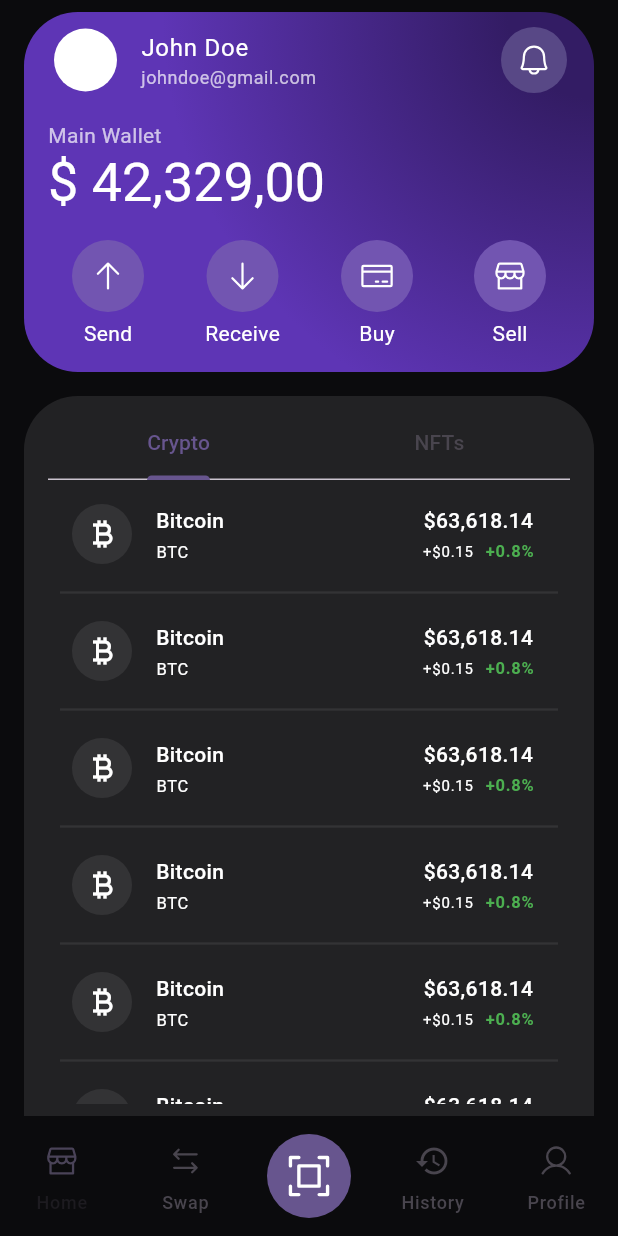
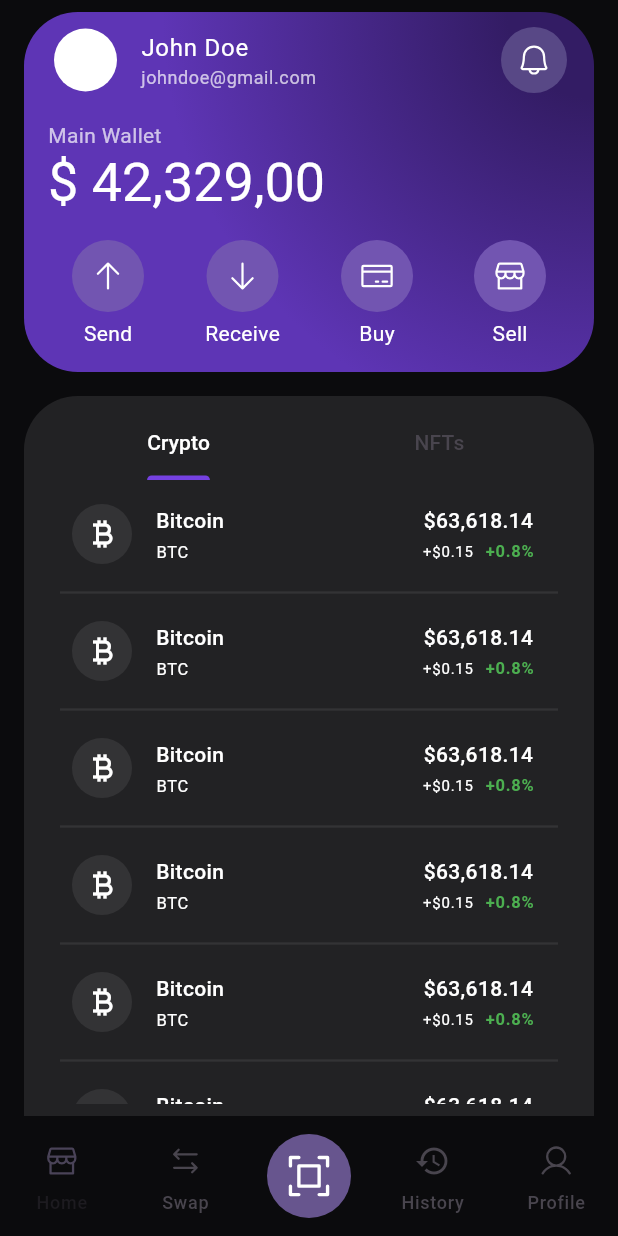
Before and after one commit to tanguypouriel/nexcoin, a Flutter app: the screen it shows after launch, on a phone screen of 412 x 824 dp. Run offline on Flutter 3.47's test engine with Material 3 defaults, Android fonts, the light colour scheme and no system bars; our stand-ins replace phosphor_flutter.

Commit message:
Add theming of TabBar

```diff
--- a/lib/feature/home/widgets/assets_card.dart
+++ b/lib/feature/home/widgets/assets_card.dart
@@ -38,6 +38,10 @@ class AssetsCardState extends State<AssetsCard> with TickerProviderStateMixin {
           children: [
             TabBar(
               controller: _tabController,
+              dividerHeight: 0,
+              indicatorColor: const Color(0xff7541e1),
+              indicatorSize: TabBarIndicatorSize.label,
+              labelColor: Colors.white,
               tabs: [
                 const Tab(text: 'Crypto'),
                 const Tab(text: 'NFTs'),
```
